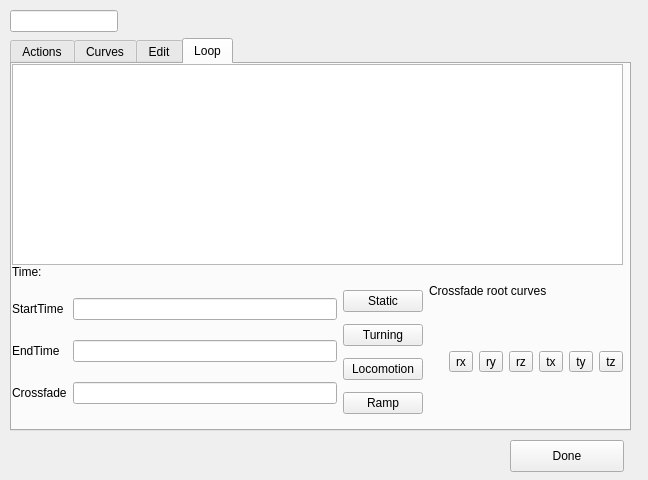
Qt form gui/Animation/actioneditor.ui (difu/Brainiac) before a commit.
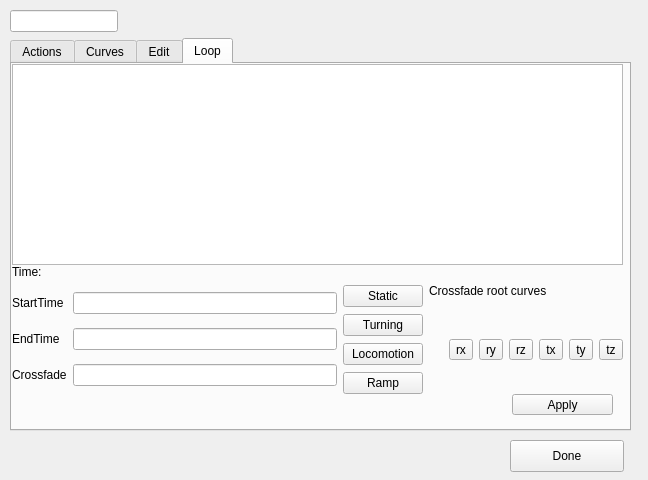
The same form after that commit.

Commit message: Loop Editor Baking, Bugfix in AnimationCurve::getValue

```diff
--- a/gui/Animation/actioneditor.ui
+++ b/gui/Animation/actioneditor.ui
@@ -108,7 +108,7 @@
           <x>0</x>
           <y>220</y>
           <width>611</width>
-          <height>136</height>
+          <height>111</height>
          </rect>
         </property>
         <layout class="QHBoxLayout" name="horizontalLayout_2">
@@ -324,6 +324,25 @@
          <string/>
         </property>
        </widget>
+       <widget class="QPushButton" name="pb_BakeLoop">
+        <property name="enabled">
+         <bool>true</bool>
+        </property>
+        <property name="geometry">
+         <rect>
+          <x>500</x>
+          <y>330</y>
+          <width>101</width>
+          <height>21</height>
+         </rect>
+        </property>
+        <property name="text">
+         <string>Apply</string>
+        </property>
+        <property name="autoDefault">
+         <bool>false</bool>
+        </property>
+       </widget>
       </widget>
      </widget>
     </item>
```
The commit also changes 9 other files.
